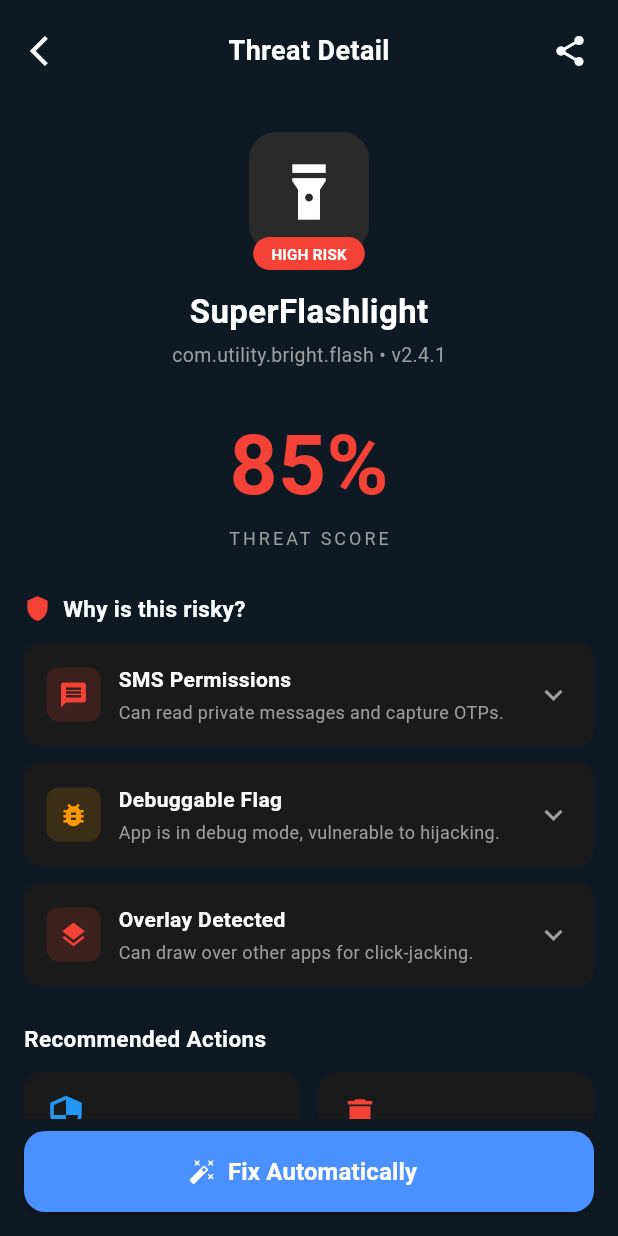
After one commit to Adhamessam2/Mobscan, a Flutter app: the ThreatDetailScreen screen opened directly, on a phone screen of 412 x 824 dp. The commit adds this screen. Run offline on Flutter 3.47's test engine with Material 3 defaults, Android fonts, the phone set to English and light mode, and no system bars; our stand-ins replace bloc, carousel_slider, flutter_bloc.

Commit message:
feat: implement initial onboarding flow, app listing with search and categorization, and threat details screen.

```diff
--- a/lib/screens/apps.dart
+++ b/lib/screens/apps.dart
@@ -4,6 +4,7 @@ import 'package:flutter_bloc/flutter_bloc.dart';
 import 'package:mobscan/controllers/apps_controller/cubit/apps_cubit.dart';
 import 'package:mobscan/core/appcolors.dart';
 import 'package:mobscan/models/app_model.dart';
+import 'package:mobscan/screens/threat_detailes.dart';
 
 class Apps extends StatefulWidget {
   const Apps({super.key});
@@ -174,6 +175,13 @@ class _AppsState extends State<Apps> {
         color: Appcolors.searchBarColor,
         borderRadius: BorderRadius.circular(10),
       ),
+      child: GestureDetector(
+        onTap: () {
+          Navigator.push(
+            context,
+            MaterialPageRoute(builder: (context) => const ThreatDetailScreen()),
+          );
+        },
         child: ListTile(
           leading: Image.asset(app.image),
           title: Text(
@@ -215,6 +223,7 @@ class _AppsState extends State<Apps> {
             ],
           ),
         ),
+      ),
     );
   }
 
--- /dev/null
+++ b/lib/screens/threat_detailes.dart
@@ -0,0 +1,547 @@
+import 'package:flutter/material.dart';
+
+class ThreatDetailScreen extends StatefulWidget {
+  const ThreatDetailScreen({super.key});
+  @override
+  State<ThreatDetailScreen> createState() => _ThreatDetailScreenState();
+}
+
+class _ThreatDetailScreenState extends State<ThreatDetailScreen> {
+  int? openCardIndex;
+  void _snack(String msg, Color c) =>
+      ScaffoldMessenger.of(context).showSnackBar(
+        SnackBar(
+          content: Text(msg),
+          backgroundColor: c,
+          behavior: SnackBarBehavior.floating,
+          shape: RoundedRectangleBorder(
+            borderRadius: BorderRadius.circular(10),
+          ),
+        ),
+      );
+  void _revokeDialog() => showModalBottomSheet(
+    context: context,
+    backgroundColor: const Color(0xFF1A1A1A),
+    shape: const RoundedRectangleBorder(
+      borderRadius: BorderRadius.vertical(top: Radius.circular(20)),
+    ),
+    builder: (_) => Padding(
+      padding: const EdgeInsets.all(24),
+      child: Column(
+        mainAxisSize: MainAxisSize.min,
+        crossAxisAlignment: CrossAxisAlignment.start,
+        children: [
+          const Text(
+            'Revoke Permissions',
+            style: TextStyle(
+              color: Colors.white,
+              fontSize: 18,
+              fontWeight: FontWeight.bold,
+            ),
+          ),
+          const SizedBox(height: 16),
+          const PermissionItem(icon: Icons.message, label: 'SMS Access'),
+          const PermissionItem(icon: Icons.folder, label: 'Storage Access'),
+          const PermissionItem(icon: Icons.layers, label: 'Overlay Permission'),
+          const SizedBox(height: 20),
+          SizedBox(
+            width: double.infinity,
+            child: ElevatedButton(
+              onPressed: () {
+                Navigator.pop(context);
+                _snack('✅ Permissions revoked!', Colors.green);
+              },
+              style: ElevatedButton.styleFrom(
+                backgroundColor: const Color(0xFF4A90FF),
+                padding: const EdgeInsets.symmetric(vertical: 14),
+                shape: RoundedRectangleBorder(
+                  borderRadius: BorderRadius.circular(12),
+                ),
+              ),
+              child: const Text(
+                'Apply Changes',
+                style: TextStyle(
+                  color: Colors.white,
+                  fontWeight: FontWeight.bold,
+                ),
+              ),
+            ),
+          ),
+        ],
+      ),
+    ),
+  );
+  void _uninstallDialog() => showDialog(
+    context: context,
+    builder: (_) => AlertDialog(
+      backgroundColor: const Color(0xFF1A1A1A),
+      title: const Text(
+        'Uninstall App?',
+        style: TextStyle(color: Colors.white),
+      ),
+      content: const Text(
+        'Are you sure you want to uninstall SuperFlashlight?',
+        style: TextStyle(color: Colors.grey),
+      ),
+      actions: [
+        TextButton(
+          onPressed: () => Navigator.pop(context),
+          child: const Text('Cancel', style: TextStyle(color: Colors.grey)),
+        ),
+        ElevatedButton(
+          onPressed: () {
+            Navigator.pop(context);
+            _snack('🗑️ App uninstalled!', Colors.red);
+          },
+          style: ElevatedButton.styleFrom(backgroundColor: Colors.red),
+          child: const Text('Remove', style: TextStyle(color: Colors.white)),
+        ),
+      ],
+    ),
+  );
+  void _fixAll() {
+    showDialog(
+      context: context,
+      barrierDismissible: false,
+      builder: (_) => const AlertDialog(
+        backgroundColor: Color(0xFF1A1A1A),
+        content: Column(
+          mainAxisSize: MainAxisSize.min,
+          children: [
+            CircularProgressIndicator(color: Color(0xFF4A90FF)),
+            SizedBox(height: 16),
+            Text('Fixing issues...', style: TextStyle(color: Colors.white)),
+          ],
+        ),
+      ),
+    );
+    Future.delayed(const Duration(seconds: 2), () {
+      if (!mounted) return;
+      Navigator.pop(context);
+      _snack('✅ All issues fixed!', Colors.green);
+    });
+  }
+
+  @override
+  Widget build(BuildContext context) {
+    return Scaffold(
+      backgroundColor: const Color(0xFF0F1923),
+      body: SafeArea(
+        child: Column(
+          children: [
+            Padding(
+              padding: const EdgeInsets.symmetric(horizontal: 8, vertical: 10),
+              child: Row(
+                children: [
+                  IconButton(
+                    icon: const Icon(Icons.arrow_back_ios, color: Colors.white),
+                    onPressed: () => _snack('Back', Colors.grey),
+                  ),
+                  const Expanded(
+                    child: Center(
+                      child: Text(
+                        'Threat Detail',
+                        style: TextStyle(
+                          color: Colors.white,
+                          fontSize: 18,
+                          fontWeight: FontWeight.bold,
+                        ),
+                      ),
+                    ),
+                  ),
+                  IconButton(
+                    icon: const Icon(Icons.share, color: Colors.white),
+                    onPressed: () => _snack('Link copied!', Colors.blue),
+                  ),
+                ],
+              ),
+            ),
+            Expanded(
+              child: SingleChildScrollView(
+                padding: const EdgeInsets.symmetric(horizontal: 16),
+                child: Column(
+                  children: [
+                    const SizedBox(height: 20),
+                    Stack(
+                      clipBehavior: Clip.none,
+                      alignment: Alignment.center,
+                      children: [
+                        Container(
+                          width: 80,
+                          height: 80,
+                          decoration: BoxDecoration(
+                            color: const Color(0xFF2A2A2A),
+                            borderRadius: BorderRadius.circular(18),
+                          ),
+                          child: const Icon(
+                            Icons.flashlight_on,
+                            color: Colors.white,
+                            size: 44,
+                          ),
+                        ),
+                        Positioned(
+                          bottom: -12,
+                          child: Container(
+                            padding: const EdgeInsets.symmetric(
+                              horizontal: 12,
+                              vertical: 4,
+                            ),
+                            decoration: BoxDecoration(
+                              color: Colors.red,
+                              borderRadius: BorderRadius.circular(20),
+                            ),
+                            child: const Text(
+                              'HIGH RISK',
+                              style: TextStyle(
+                                color: Colors.white,
+                                fontSize: 10,
+                                fontWeight: FontWeight.bold,
+                              ),
+                            ),
+                          ),
+                        ),
+                      ],
+                    ),
+                    const SizedBox(height: 24),
+                    const Text(
+                      'SuperFlashlight',
+                      style: TextStyle(
+                        color: Colors.white,
+                        fontSize: 22,
+                        fontWeight: FontWeight.bold,
+                      ),
+                    ),
+                    const SizedBox(height: 4),
+                    const Text(
+                      'com.utility.bright.flash • v2.4.1',
+                      style: TextStyle(color: Colors.grey, fontSize: 13),
+                    ),
+                    const SizedBox(height: 24),
+                    const Text(
+                      '85%',
+                      style: TextStyle(
+                        color: Colors.red,
+                        fontSize: 56,
+                        fontWeight: FontWeight.bold,
+                      ),
+                    ),
+                    const Text(
+                      'THREAT SCORE',
+                      style: TextStyle(
+                        color: Colors.grey,
+                        fontSize: 12,
+                        letterSpacing: 2,
+                      ),
+                    ),
+                    const SizedBox(height: 28),
+                    const Align(
+                      alignment: Alignment.centerLeft,
+                      child: Row(
+                        children: [
+                          Icon(Icons.shield, color: Colors.red, size: 18),
+                          SizedBox(width: 8),
+                          Text(
+                            'Why is this risky?',
+                            style: TextStyle(
+                              color: Colors.white,
+                              fontSize: 15,
+                              fontWeight: FontWeight.bold,
+                            ),
+                          ),
+                        ],
+                      ),
+                    ),
+                    const SizedBox(height: 12),
+                    RiskCard(
+                      icon: Icons.message,
+                      color: Colors.red,
+                      title: 'SMS Permissions',
+                      subtitle: 'Can read private messages and capture OTPs.',
+                      detail: 'Allows interception of bank OTPs and 2FA codes.',
+                      isOpen: openCardIndex == 0,
+                      onTap: () => setState(
+                        () => openCardIndex = openCardIndex == 0 ? null : 0,
+                      ),
+                    ),
+                    const SizedBox(height: 10),
+                    RiskCard(
+                      icon: Icons.bug_report,
+                      color: Colors.orange,
+                      title: 'Debuggable Flag',
+                      subtitle:
+                          'App is in debug mode, vulnerable to hijacking.',
+                      detail: 'Attackers can control the app at runtime.',
+                      isOpen: openCardIndex == 1,
+                      onTap: () => setState(
+                        () => openCardIndex = openCardIndex == 1 ? null : 1,
+                      ),
+                    ),
+                    const SizedBox(height: 10),
+                    RiskCard(
+                      icon: Icons.layers,
+                      color: Colors.red,
+                      title: 'Overlay Detected',
+                      subtitle: 'Can draw over other apps for click-jacking.',
+                      detail:
+                          'Creates invisible overlays to trick you into tapping malicious buttons.',
+                      isOpen: openCardIndex == 2,
+                      onTap: () => setState(
+                        () => openCardIndex = openCardIndex == 2 ? null : 2,
+                      ),
+                    ),
+                    const SizedBox(height: 24),
+                    const Align(
+                      alignment: Alignment.centerLeft,
+                      child: Text(
+                        'Recommended Actions',
+                        style: TextStyle(
+                          color: Colors.white,
+                          fontSize: 15,
+                          fontWeight: FontWeight.bold,
+                        ),
+                      ),
+                    ),
+                    const SizedBox(height: 12),
+                    Row(
+                      children: [
+                        Expanded(
+                          child: _ActionCard(
+                            icon: Icons.security,
+                            color: Colors.blue,
+                            title: 'Revoke Permissions',
+                            subtitle:
+                                'Limit SMS and Storage access immediately.',
+                            label: 'MANAGE →',
+                            onTap: _revokeDialog,
+                          ),
+                        ),
+                        const SizedBox(width: 12),
+                        Expanded(
+                          child: _ActionCard(
+                            icon: Icons.delete,
+                            color: Colors.red,
+                            title: 'Uninstall App',
+                            subtitle:
+                                'The safest route to protect device data.',
+                            label: 'REMOVE NOW',
+                            onTap: _uninstallDialog,
+                          ),
+                        ),
+                      ],
+                    ),
+                    const SizedBox(height: 24),
+                  ],
+                ),
+              ),
+            ),
+            Padding(
+              padding: const EdgeInsets.fromLTRB(16, 8, 16, 16),
+              child: SizedBox(
+                width: double.infinity,
+                height: 54,
+                child: ElevatedButton.icon(
+                  onPressed: _fixAll,
+                  icon: const Icon(Icons.auto_fix_high, color: Colors.white),
+                  label: const Text(
+                    'Fix Automatically',
+                    style: TextStyle(
+                      color: Colors.white,
+                      fontSize: 16,
+                      fontWeight: FontWeight.bold,
+                    ),
+                  ),
+                  style: ElevatedButton.styleFrom(
+                    backgroundColor: const Color(0xFF4A90FF),
+                    shape: RoundedRectangleBorder(
+                      borderRadius: BorderRadius.circular(14),
+                    ),
+                  ),
+                ),
+              ),
+            ),
+          ],
+        ),
+      ),
+    );
+  }
+}
+
+class _ActionCard extends StatelessWidget {
+  final IconData icon;
+  final Color color;
+  final String title, subtitle, label;
+  final VoidCallback onTap;
+  const _ActionCard({
+    required this.icon,
+    required this.color,
+    required this.title,
+    required this.subtitle,
+    required this.label,
+    required this.onTap,
+  });
+  @override
+  Widget build(BuildContext context) => GestureDetector(
+    onTap: onTap,
+    child: Container(
+      padding: const EdgeInsets.all(14),
+      decoration: BoxDecoration(
+        color: const Color(0xFF1A1A1A),
+        borderRadius: BorderRadius.circular(12),
+      ),
+      child: Column(
+        crossAxisAlignment: CrossAxisAlignment.start,
+        children: [
+          Icon(icon, color: color, size: 28),
+          const SizedBox(height: 8),
+          Text(
+            title,
+            style: const TextStyle(
+              color: Colors.white,
+              fontSize: 13,
+              fontWeight: FontWeight.bold,
+            ),
+          ),
+          const SizedBox(height: 4),
+          Text(
+            subtitle,
+            style: const TextStyle(color: Colors.grey, fontSize: 11),
+          ),
+          const SizedBox(height: 8),
+          Text(
+            label,
+            style: TextStyle(
+              color: color,
+              fontSize: 11,
+              fontWeight: FontWeight.bold,
+            ),
+          ),
+        ],
+      ),
+    ),
+  );
+}
+
+class RiskCard extends StatelessWidget {
+  final IconData icon;
+  final Color color;
+  final String title, subtitle, detail;
+  final bool isOpen;
+  final VoidCallback onTap;
+  const RiskCard({
+    super.key,
+    required this.icon,
+    required this.color,
+    required this.title,
+    required this.subtitle,
+    required this.detail,
+    required this.isOpen,
+    required this.onTap,
+  });
+  @override
+  Widget build(BuildContext context) => GestureDetector(
+    onTap: onTap,
+    child: Container(
+      padding: const EdgeInsets.all(14),
+      decoration: BoxDecoration(
+        color: const Color(0xFF1A1A1A),
+        borderRadius: BorderRadius.circular(12),
+        border: Border.all(
+          color: isOpen ? color.withValues(alpha: 0.5) : Colors.transparent,
+        ),
+      ),
+      child: Column(
+        children: [
+          Row(
+            children: [
+              Container(
+                padding: const EdgeInsets.all(8),
+                decoration: BoxDecoration(
+                  color: color.withValues(alpha: 0.15),
+                  borderRadius: BorderRadius.circular(8),
+                ),
+                child: Icon(icon, color: color, size: 20),
+              ),
+              const SizedBox(width: 12),
+              Expanded(
+                child: Column(
+                  crossAxisAlignment: CrossAxisAlignment.start,
+                  children: [
+                    Text(
+                      title,
+                      style: const TextStyle(
+                        color: Colors.white,
+                        fontSize: 14,
+                        fontWeight: FontWeight.bold,
+                      ),
+                    ),
+                    const SizedBox(height: 3),
+                    Text(
+                      subtitle,
+                      style: const TextStyle(color: Colors.grey, fontSize: 12),
+                    ),
+                  ],
+                ),
+              ),
+              Icon(
+                isOpen ? Icons.keyboard_arrow_up : Icons.keyboard_arrow_down,
+                color: Colors.grey,
+              ),
+            ],
+          ),
+          if (isOpen) ...[
+            const SizedBox(height: 10),
+            Container(
+              width: double.infinity,
+              padding: const EdgeInsets.all(10),
+              decoration: BoxDecoration(
+                color: color.withValues(alpha: 0.08),
+                borderRadius: BorderRadius.circular(8),
+              ),
+              child: Text(
+                detail,
+                style: const TextStyle(
+                  color: Colors.white70,
+                  fontSize: 12,
+                  height: 1.5,
+                ),
+              ),
+            ),
+          ],
+        ],
+      ),
+    ),
+  );
+}
+
+class PermissionItem extends StatefulWidget {
+  final IconData icon;
+  final String label;
+  const PermissionItem({super.key, required this.icon, required this.label});
+  @override
+  State<PermissionItem> createState() => _PermissionItemState();
+}
+
+class _PermissionItemState extends State<PermissionItem> {
+  bool isEnabled = true;
+  @override
+  Widget build(BuildContext context) => Padding(
+    padding: const EdgeInsets.symmetric(vertical: 6),
+    child: Row(
+      children: [
+        Icon(widget.icon, color: Colors.grey, size: 20),
+        const SizedBox(width: 12),
+        Expanded(
+          child: Text(
+            widget.label,
+            style: const TextStyle(color: Colors.white, fontSize: 14),
+          ),
+        ),
+        Switch(
+          value: isEnabled,
+          onChanged: (v) => setState(() => isEnabled = v),
+          activeTrackColor: const Color(0xFF4A90FF),
+        ),
+      ],
+    ),
+  );
+}
```
Lines whose indentation alone changed are shown as unchanged.
